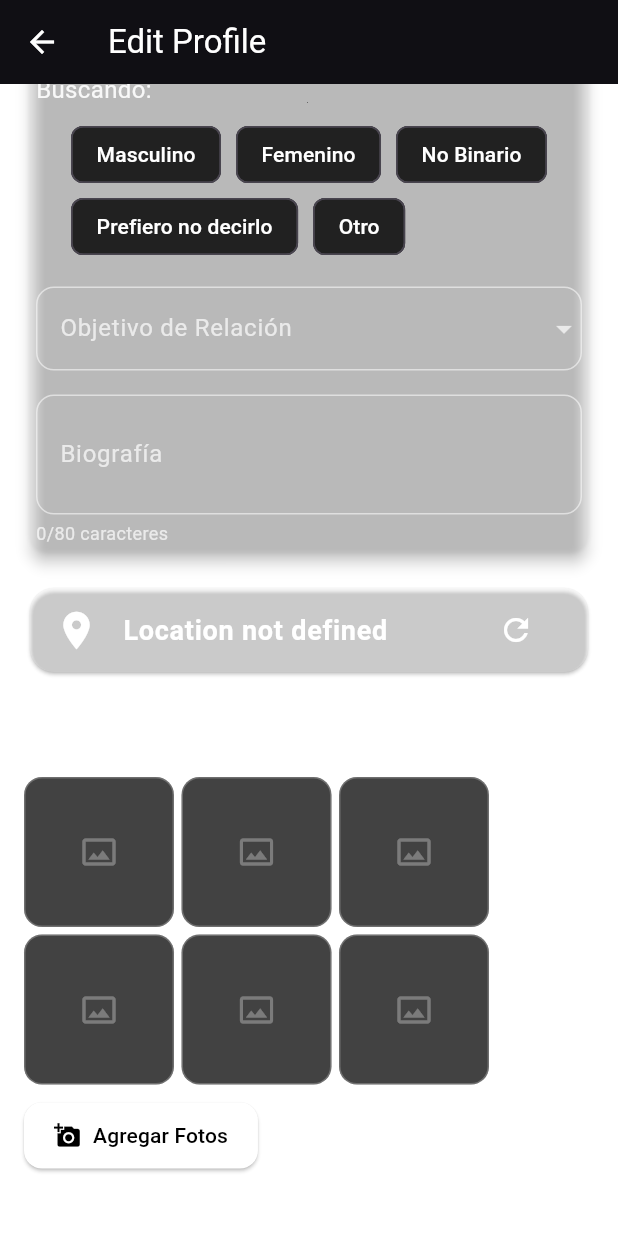
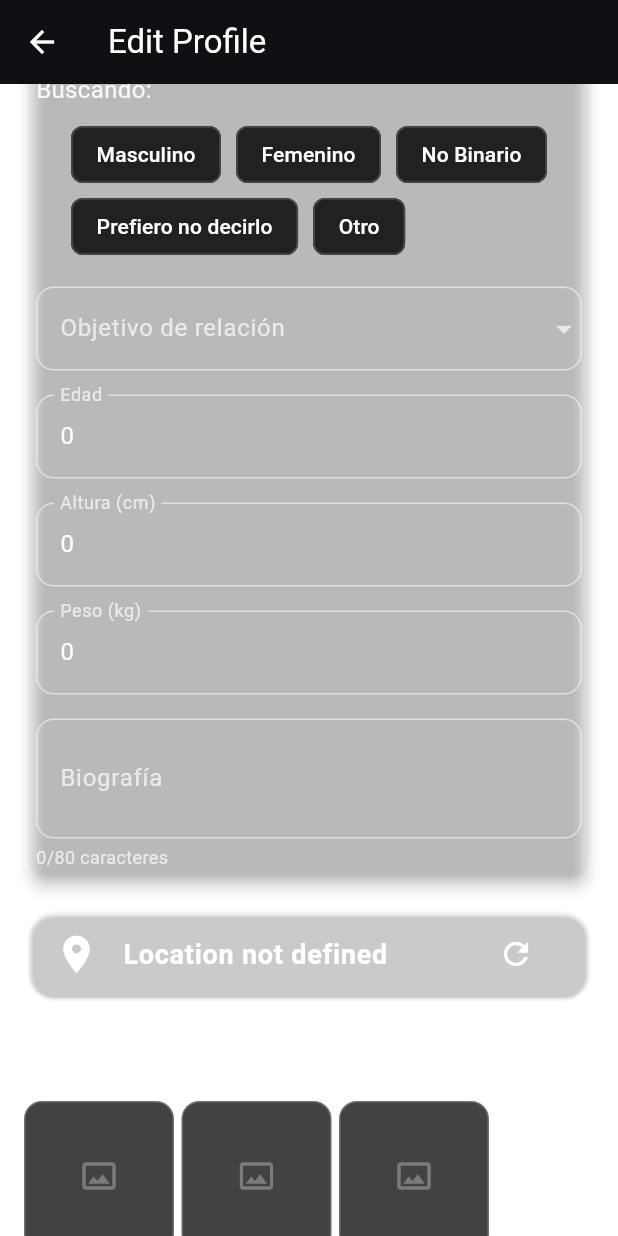
Before and after one commit to jaume768/gymder-flutter, a Flutter app: the EditProfileScreen screen opened directly, scrolled down 576 dp, on a phone screen of 412 x 824 dp. Run offline on Flutter 3.47's test engine with Material 3 defaults, Android fonts, the light colour scheme and no system bars; drawn by our look-alikes of reorderables; our stand-ins replace audioplayers, cached_network_image, chewie, dio, easy_localization, flutter_secure_storage and 10 more; missing offline and left inert: flutter_sound, record; accounts and stored records are empty; network calls fail.

Commit message:
millores registro

```diff
--- a/assets/translations/es.json
+++ b/assets/translations/es.json
@@ -42,6 +42,8 @@
   "privacy_policy": "Política de Privacidad",
   "become_premium": "Hazte Premium",
   "premium_screen_text": "Pantalla de Compra Premium",
+  "premium_user": "Usuario Premium",
+  "standard_user": "Usuario Estándar",
   "no_additional_photos": "No hay fotos adicionales",
   "tap_to_chat": "Toca para chatear",
   "delete_message": "Eliminar Mensaje",
--- a/lib/models/user.dart
+++ b/lib/models/user.dart
@@ -69,6 +69,9 @@ class User {
   final String? biography;
   final String? city;
   final String? country;
+  final int? age;
+  final int? height;
+  final int? weight;
 
   User({
     required this.id,
@@ -92,6 +95,9 @@ class User {
     this.location,
     this.city,
     this.country,
+    this.age,
+    this.height,
+    this.weight,
   });
 
   factory User.fromJson(Map<String, dynamic> json) {
@@ -133,6 +139,9 @@ class User {
           : null,
       city: json['city'],
       country: json['country'],
+      age: json['age'] != null ? (json['age'] is int ? json['age'] : int.tryParse(json['age'].toString())) : null,
+      height: json['height'] != null ? (json['height'] is int ? json['height'] : int.tryParse(json['height'].toString())) : null,
+      weight: json['weight'] != null ? (json['weight'] is int ? json['weight'] : int.tryParse(json['weight'].toString())) : null,
     );
   }
 }
--- a/lib/screens/edit_profile_screen.dart
+++ b/lib/screens/edit_profile_screen.dart
@@ -39,6 +39,9 @@ class _EditProfileScreenState extends State<EditProfileScreen> {
   List<String> seeking = [];
   String relationshipGoal = '';
   String biography = '';
+  int age = 18;
+  int height = 0;
+  int weight = 0;
 
   // Valores originales para comparar cambios
   String originalUsername = '';
@@ -49,6 +52,9 @@ class _EditProfileScreenState extends State<EditProfileScreen> {
   List<String> originalSeeking = [];
   String originalRelationshipGoal = '';
   String originalBiography = '';
+  int originalAge = 18;
+  int originalHeight = 0;
+  int originalWeight = 0;
 
   String location = '';
   double? userLatitude;
@@ -83,6 +89,9 @@ class _EditProfileScreenState extends State<EditProfileScreen> {
       originalSeeking = List.from(user.seeking ?? []);
       originalRelationshipGoal = user.relationshipGoal ?? '';
       originalBiography = user.biography ?? '';
+      originalAge = user.age ?? 18;
+      originalHeight = user.height ?? 0;
+      originalWeight = user.weight ?? 0;
       // Asignamos los valores a las variables editables
       firstName = originalFirstName;
       lastName = originalLastName;
@@ -91,6 +100,9 @@ class _EditProfileScreenState extends State<EditProfileScreen> {
       seeking = List.from(originalSeeking);
       relationshipGoal = originalRelationshipGoal;
       biography = originalBiography;
+      age = originalAge;
+      height = originalHeight;
+      weight = originalWeight;
     }
   }
 
@@ -103,6 +115,9 @@ class _EditProfileScreenState extends State<EditProfileScreen> {
           gender != originalGender ||
           relationshipGoal != originalRelationshipGoal ||
           biography != originalBiography ||
+          age != originalAge ||
+          height != originalHeight ||
+          weight != originalWeight ||
           seeking.length != originalSeeking.length ||
           !seeking.every((item) => originalSeeking.contains(item)) ||
           locationUpdated);
@@ -350,6 +365,9 @@ class _EditProfileScreenState extends State<EditProfileScreen> {
         'seeking': seeking,
         'relationshipGoal': relationshipGoal,
         'biography': biography,
+        'age': age,
+        'height': height,
+        'weight': weight,
       };
 
       if (username != authProvider.user?.username) {
@@ -526,35 +544,62 @@ class _EditProfileScreenState extends State<EditProfileScreen> {
               seeking: seeking,
               relationshipGoal: relationshipGoal,
               biography: biography,
+              age: age,
+              height: height,
+              weight: weight,
               onFirstNameChanged: (val) {
+                setState(() {
                   firstName = val;
                   _checkChanges();
+                });
               },
               onLastNameChanged: (val) {
+                setState(() {
                   lastName = val;
                   _checkChanges();
+                });
               },
               onGoalChanged: (val) {
-                if (val != null) {
-                  goal = val;
+                setState(() {
+                  goal = val ?? '';
                   _checkChanges();
-                }
+                });
               },
               onGenderChanged: (val) {
-                if (val != null) {
-                  gender = val;
+                setState(() {
+                  gender = val ?? '';
                   _checkChanges();
-                }
+                });
               },
               onRelationshipGoalChanged: (val) {
-                if (val != null) {
-                  relationshipGoal = val;
+                setState(() {
+                  relationshipGoal = val ?? '';
                   _checkChanges();
-                }
+                });
               },
               onBiographyChanged: (val) {
+                setState(() {
                   biography = val;
                   _checkChanges();
+                });
+              },
+              onAgeChanged: (val) {
+                setState(() {
+                  age = val;
+                  _checkChanges();
+                });
+              },
+              onHeightChanged: (val) {
+                setState(() {
+                  height = val;
+                  _checkChanges();
+                });
+              },
+              onWeightChanged: (val) {
+                setState(() {
+                  weight = val;
+                  _checkChanges();
+                });
               },
               onSeekingSelectionChanged: _handleSeekingChanged,
             ),
--- a/lib/services/auth_service.dart
+++ b/lib/services/auth_service.dart
@@ -20,6 +20,7 @@ class AuthService {
     required String gender,
     required List<String> seeking,
     required String relationshipGoal,
+    int? age,
     double? height,
     double? weight,
     String? gymStage,
@@ -37,6 +38,7 @@ class AuthService {
       'gender': gender,
       'seeking': seeking,
       'relationshipGoal': relationshipGoal,
+      'age': age,
       'height': height,
       'weight': weight,
       'goal': gymStage,
--- a/lib/widgets/perfil/personal_info_form.dart
+++ b/lib/widgets/perfil/personal_info_form.dart
@@ -1,5 +1,6 @@
 import 'package:flutter/material.dart';
 import 'package:flutter/services.dart';
+import 'package:flutter/material.dart';
 
 /// InputFormatter que evita que se inserten más de un salto de línea (dos líneas).
 class TwoLineTextInputFormatter extends TextInputFormatter {
@@ -99,7 +100,10 @@ class PersonalInfoForm extends StatelessWidget {
   final String gender;
   final List<String> seeking;
   final String relationshipGoal;
-  final String biography; // NUEVO: biografía
+  final String biography; // Biografía
+  final int age; // Edad
+  final int height; // Altura en cm
+  final int weight; // Peso en kg
 
   final ValueChanged<String> onFirstNameChanged;
   final ValueChanged<String> onLastNameChanged;
@@ -107,6 +111,9 @@ class PersonalInfoForm extends StatelessWidget {
   final ValueChanged<String?> onGenderChanged;
   final ValueChanged<String?> onRelationshipGoalChanged;
   final ValueChanged<String> onBiographyChanged; // Callback para biografía
+  final ValueChanged<int> onAgeChanged; // Callback para edad
+  final ValueChanged<int> onHeightChanged; // Callback para altura
+  final ValueChanged<int> onWeightChanged; // Callback para peso
 
   // CAMBIO: se pasa la opción y el bool para el filtro "Buscando"
   final Function(String option, bool isSelected) onSeekingSelectionChanged;
@@ -120,13 +127,19 @@ class PersonalInfoForm extends StatelessWidget {
     required this.gender,
     required this.seeking,
     required this.relationshipGoal,
-    required this.biography, // Se requiere la biografía
+    required this.biography,
+    required this.age, // Edad
+    required this.height, // Altura
+    required this.weight, // Peso
     required this.onFirstNameChanged,
     required this.onLastNameChanged,
     required this.onGoalChanged,
     required this.onGenderChanged,
     required this.onRelationshipGoalChanged,
-    required this.onBiographyChanged, // Callback para biografía
+    required this.onBiographyChanged,
+    required this.onAgeChanged, // Callback para edad
+    required this.onHeightChanged, // Callback para altura
+    required this.onWeightChanged, // Callback para peso
     required this.onSeekingSelectionChanged,
   }) : super(key: key);
 
@@ -162,6 +175,57 @@ class PersonalInfoForm extends StatelessWidget {
       cursorColor: Colors.white,
       maxLines: maxLines,
       inputFormatters: inputFormatters,
+    );
+  }
+
+  Widget _buildNumericField({
+    required String label,
+    required int initialValue,
+    required ValueChanged<int> onChanged,
+    required String validatorMsg,
+    int? min,
+    int? max,
+  }) {
+    return TextFormField(
+      initialValue: initialValue.toString(),
+      style: const TextStyle(color: Colors.white),
+      keyboardType: TextInputType.number,
+      decoration: InputDecoration(
+        labelText: label,
+        labelStyle: const TextStyle(color: Colors.white70),
+        enabledBorder: OutlineInputBorder(
+          borderSide: const BorderSide(color: Colors.white54),
+          borderRadius: BorderRadius.circular(12.0),
+        ),
+        focusedBorder: OutlineInputBorder(
+          borderSide: const BorderSide(color: Colors.blueAccent),
+          borderRadius: BorderRadius.circular(12.0),
+        ),
+        errorStyle: const TextStyle(color: Colors.redAccent),
+      ),
+      validator: (value) {
+        if (value == null || value.isEmpty) {
+          return validatorMsg;
+        }
+        final intValue = int.tryParse(value);
+        if (intValue == null) {
+          return 'Por favor, ingresa un número válido';
+        }
+        if (min != null && intValue < min) {
+          return 'El valor mínimo es $min';
+        }
+        if (max != null && intValue > max) {
+          return 'El valor máximo es $max';
+        }
+        return null;
+      },
+      onChanged: (value) {
+        final intValue = int.tryParse(value);
+        if (intValue != null) {
+          onChanged(intValue);
+        }
+      },
+      inputFormatters: [FilteringTextInputFormatter.digitsOnly],
     );
   }
 
@@ -289,14 +353,46 @@ class PersonalInfoForm extends StatelessWidget {
               ),
               const SizedBox(height: 16),
               _buildDropdownField(
-                label: 'Objetivo de Relación',
+                label: 'Objetivo de relación',
                 value: relationshipGoal.isNotEmpty ? relationshipGoal : null,
-                items: const ['Amistad', 'Relación', 'Casual', 'Otro'],
+                items: const [
+                  'Amistad',
+                  'Citas',
+                  'Relación seria',
+                  'Casual',
+                  'No estoy seguro'
+                ],
                 onChanged: onRelationshipGoalChanged,
-                validatorMsg: 'Por favor selecciona un objetivo de relación',
+                validatorMsg: 'Por favor selecciona tu objetivo de relación',
               ),
               const SizedBox(height: 16),
-              // Utilizamos el widget BiographyTextField para la biografía
+              _buildNumericField(
+                label: 'Edad',
+                initialValue: age,
+                onChanged: onAgeChanged,
+                validatorMsg: 'Por favor, ingresa tu edad',
+                min: 18,
+                max: 100,
+              ),
+              const SizedBox(height: 16),
+              _buildNumericField(
+                label: 'Altura (cm)',
+                initialValue: height,
+                onChanged: onHeightChanged,
+                validatorMsg: 'Por favor, ingresa tu altura',
+                min: 120,
+                max: 250,
+              ),
+              const SizedBox(height: 16),
+              _buildNumericField(
+                label: 'Peso (kg)',
+                initialValue: weight,
+                onChanged: onWeightChanged,
+                validatorMsg: 'Por favor, ingresa tu peso',
+                min: 30,
+                max: 250,
+              ),
+              const SizedBox(height: 16),
               BiographyTextField(
                 initialValue: biography,
                 onChanged: onBiographyChanged,
```
Also changed, not shown: lib/screens/register_screen.dart (+12 -1 lines). Lines whose indentation alone changed are shown as unchanged.
